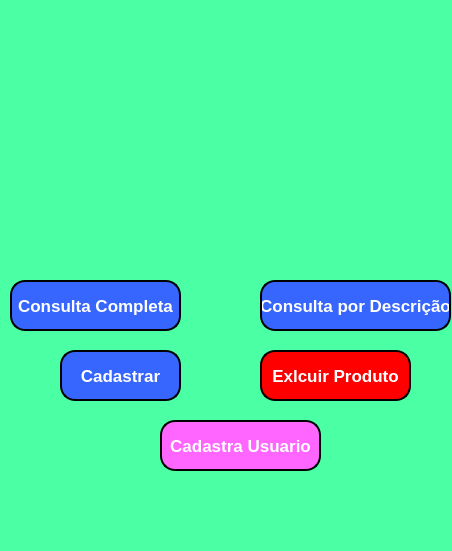
Old version of the form Projeto/segunda.ui in the repository marceloamaro/Pratica_BD.
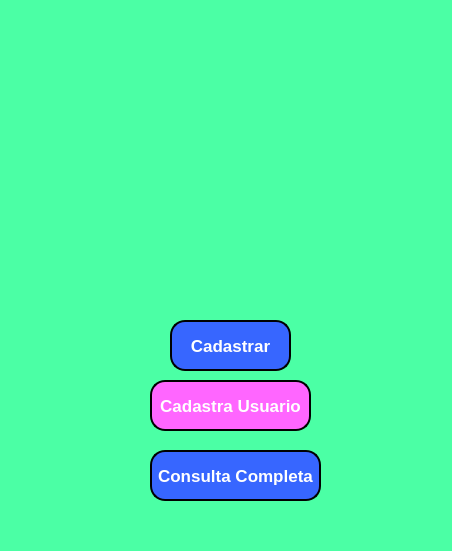
New version of the form. Icons and pictures are not drawn.

What changed in the file:
```diff
--- a/Projeto/segunda.ui
+++ b/Projeto/segunda.ui
@@ -20,8 +20,8 @@
    <widget class="QPushButton" name="pushButton">
     <property name="geometry">
      <rect>
-      <x>10</x>
-      <y>280</y>
+      <x>150</x>
+      <y>450</y>
       <width>171</width>
       <height>51</height>
      </rect>
@@ -48,8 +48,8 @@
    <widget class="QLabel" name="label_2">
     <property name="geometry">
      <rect>
-      <x>210</x>
-      <y>310</y>
+      <x>220</x>
+      <y>250</y>
       <width>31</width>
       <height>61</height>
      </rect>
@@ -64,8 +64,8 @@
    <widget class="QPushButton" name="pushButton_3">
     <property name="geometry">
      <rect>
-      <x>60</x>
-      <y>350</y>
+      <x>170</x>
+      <y>320</y>
       <width>121</width>
       <height>51</height>
      </rect>
@@ -113,67 +113,11 @@
      <pixmap>image.png</pixmap>
     </property>
    </widget>
-   <widget class="QPushButton" name="pushButton_2">
-    <property name="geometry">
-     <rect>
-      <x>260</x>
-      <y>280</y>
-      <width>191</width>
-      <height>51</height>
-     </rect>
-    </property>
-    <property name="font">
-     <font>
-      <pointsize>13</pointsize>
-      <weight>75</weight>
-      <bold>true</bold>
-     </font>
-    </property>
-    <property name="styleSheet">
-     <string notr="true">background-color: rgb(55, 102, 255);
-color: rgb(255, 255, 255);
-border-style: outset;
-border-width: 2px;
-border-radius: 15px;
-border-color: black;</string>
-    </property>
-    <property name="text">
-     <string>Consulta por Descrição</string>
-    </property>
-   </widget>
-   <widget class="QPushButton" name="pushButton_4">
-    <property name="geometry">
-     <rect>
-      <x>260</x>
-      <y>350</y>
-      <width>151</width>
-      <height>51</height>
-     </rect>
-    </property>
-    <property name="font">
-     <font>
-      <pointsize>13</pointsize>
-      <weight>75</weight>
-      <bold>true</bold>
-     </font>
-    </property>
-    <property name="styleSheet">
-     <string notr="true">background-color: rgb(255, 0, 0);
-color: rgb(255, 255, 255);
-border-style: outset;
-border-width: 2px;
-border-radius: 15px;
-border-color: black;</string>
-    </property>
-    <property name="text">
-     <string>Exlcuir Produto</string>
-    </property>
-   </widget>
    <widget class="QPushButton" name="pushButton_5">
     <property name="geometry">
      <rect>
-      <x>160</x>
-      <y>420</y>
+      <x>150</x>
+      <y>380</y>
       <width>161</width>
       <height>51</height>
      </rect>
```
Left out of the diff: 2 changed lines with no effect on the pictures.
